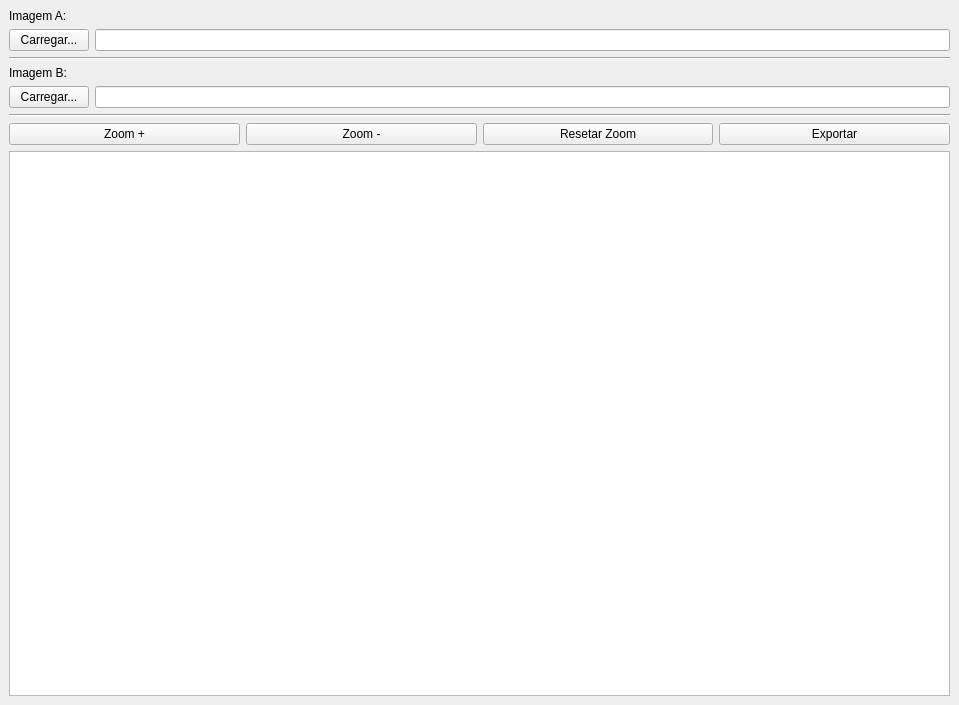
Qt form visualizador/gui/difference_viewer.ui (carecavoador/visualizador) before a commit.
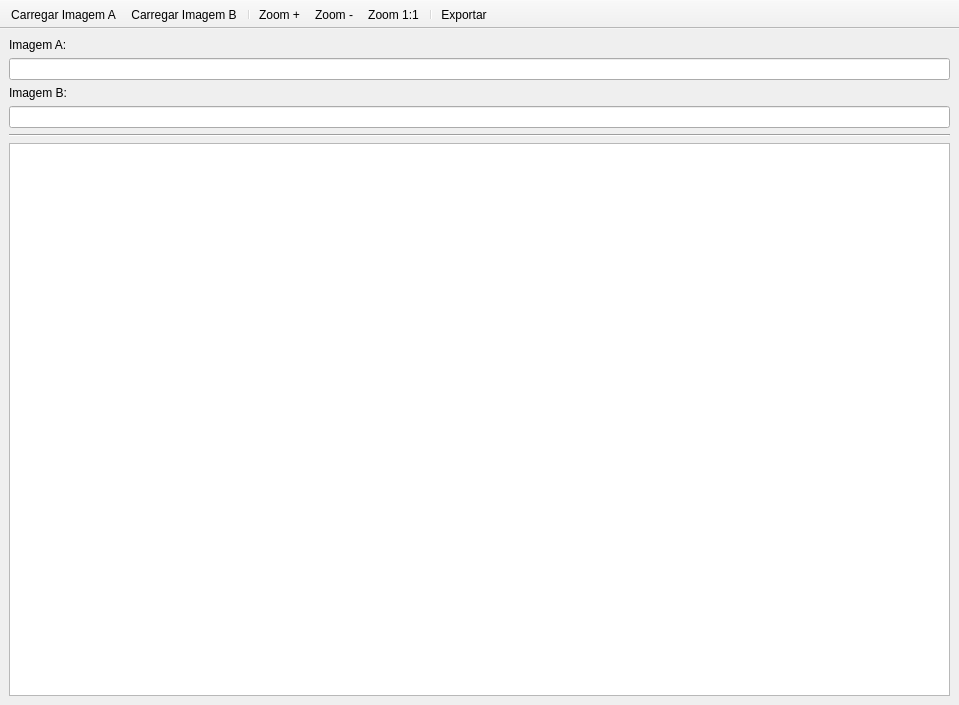
The same form after that commit. Icons and pictures are not drawn.

Diff of the .ui file:
```diff
--- a/visualizador/gui/difference_viewer.ui
+++ b/visualizador/gui/difference_viewer.ui
@@ -16,25 +16,24 @@
   <widget class="QWidget" name="centralwidget">
    <layout class="QVBoxLayout" name="verticalLayout">
     <item>
-     <layout class="QGridLayout" name="layout_img_a">
-      <item row="1" column="1">
-       <widget class="QLineEdit" name="edit_img_a"/>
-      </item>
-      <item row="1" column="0">
-       <widget class="QPushButton" name="btn_img_a">
-        <property name="text">
-         <string>Carregar...</string>
-        </property>
-       </widget>
-      </item>
-      <item row="0" column="0">
-       <widget class="QLabel" name="label_img_a">
-        <property name="text">
-         <string>Imagem A:</string>
-        </property>
-       </widget>
-      </item>
-     </layout>
+     <widget class="QLabel" name="label_img_a">
+      <property name="text">
+       <string>Imagem A:</string>
+      </property>
+     </widget>
+    </item>
+    <item>
+     <widget class="QLineEdit" name="edit_img_a"/>
+    </item>
+    <item>
+     <widget class="QLabel" name="label_img_b">
+      <property name="text">
+       <string>Imagem B:</string>
+      </property>
+     </widget>
+    </item>
+    <item>
+     <widget class="QLineEdit" name="edit_img_b"/>
     </item>
     <item>
      <widget class="Line" name="line_2">
@@ -43,66 +42,6 @@
       </property>
      </widget>
     </item>
-    <item>
-     <layout class="QGridLayout" name="layout_img_b">
-      <item row="1" column="0">
-       <widget class="QPushButton" name="btn_img_b">
-        <property name="text">
-         <string>Carregar...</string>
-        </property>
-       </widget>
-      </item>
-      <item row="1" column="1">
-       <widget class="QLineEdit" name="edit_img_b"/>
-      </item>
-      <item row="0" column="0">
-       <widget class="QLabel" name="label_img_b">
-        <property name="text">
-         <string>Imagem B:</string>
-        </property>
-       </widget>
-      </item>
-     </layout>
-    </item>
-    <item>
-     <widget class="Line" name="line">
-      <property name="orientation">
-       <enum>Qt::Horizontal</enum>
-      </property>
-     </widget>
-    </item>
-    <item>
-     <layout class="QHBoxLayout" name="layout_zoom">
-      <item>
-       <widget class="QPushButton" name="btn_zoom_in">
-        <property name="text">
-         <string>Zoom +</string>
-        </property>
-       </widget>
-      </item>
-      <item>
-       <widget class="QPushButton" name="btn_zoom_out">
-        <property name="text">
-         <string>Zoom -</string>
-        </property>
-       </widget>
-      </item>
-      <item>
-       <widget class="QPushButton" name="btn_zoom_reset">
-        <property name="text">
-         <string>Resetar Zoom</string>
-        </property>
-       </widget>
-      </item>
-      <item>
-       <widget class="QPushButton" name="btn_export">
-        <property name="text">
-         <string>Exportar</string>
-        </property>
-       </widget>
-      </item>
-     </layout>
-    </item>
     <item>
      <widget class="QGraphicsView" name="view"/>
     </item>
@@ -118,6 +57,127 @@
     </rect>
    </property>
   </widget>
+  <widget class="QToolBar" name="toolBar">
+   <property name="windowTitle">
+    <string>toolBar</string>
+   </property>
+   <property name="movable">
+    <bool>false</bool>
+   </property>
+   <property name="iconSize">
+    <size>
+     <width>48</width>
+     <height>48</height>
+    </size>
+   </property>
+   <property name="toolButtonStyle">
+    <enum>Qt::ToolButtonTextUnderIcon</enum>
+   </property>
+   <attribute name="toolBarArea">
+    <enum>TopToolBarArea</enum>
+   </attribute>
+   <attribute name="toolBarBreak">
+    <bool>false</bool>
+   </attribute>
+   <addaction name="action_load_img_a"/>
+   <addaction name="action_load_img_b"/>
+   <addaction name="separator"/>
+   <addaction name="action_zoom_in"/>
+   <addaction name="action_zoom_out"/>
+   <addaction name="action_zoom_reset"/>
+   <addaction name="separator"/>
+   <addaction name="action_export"/>
+  </widget>
+  <action name="action_zoom_in">
+   <property name="icon">
+    <iconset resource="resources.qrc">
+     <normaloff>:/icones/zoom.png</normaloff>:/icones/zoom.png</iconset>
+   </property>
+   <property name="text">
+    <string>Zoom +</string>
+   </property>
+   <property name="shortcut">
+    <string>Ctrl+=</string>
+   </property>
+   <property name="menuRole">
+    <enum>QAction::NoRole</enum>
+   </property>
+  </action>
+  <action name="action_zoom_out">
+   <property name="icon">
+    <iconset resource="resources.qrc">
+     <normaloff>:/icones/zoom(1).png</normaloff>:/icones/zoom(1).png</iconset>
+   </property>
+   <property name="text">
+    <string>Zoom -</string>
+   </property>
+   <property name="shortcut">
+    <string>Ctrl+_</string>
+   </property>
+   <property name="menuRole">
+    <enum>QAction::NoRole</enum>
+   </property>
+  </action>
+  <action name="action_zoom_reset">
+   <property name="icon">
+    <iconset resource="resources.qrc">
+     <normaloff>:/icones/zoom-in.png</normaloff>:/icones/zoom-in.png</iconset>
+   </property>
+   <property name="text">
+    <string>Zoom 1:1</string>
+   </property>
+   <property name="shortcut">
+    <string>Ctrl+0</string>
+   </property>
+   <property name="menuRole">
+    <enum>QAction::NoRole</enum>
+   </property>
+  </action>
+  <action name="action_export">
+   <property name="icon">
+    <iconset resource="resources.qrc">
+     <normaloff>:/icones/image.png</normaloff>:/icones/image.png</iconset>
+   </property>
+   <property name="text">
+    <string>Exportar</string>
+   </property>
+   <property name="shortcut">
+    <string>Ctrl+E</string>
+   </property>
+   <property name="menuRole">
+    <enum>QAction::NoRole</enum>
+   </property>
+  </action>
+  <action name="action_load_img_a">
+   <property name="icon">
+    <iconset resource="resources.qrc">
+     <normaloff>:/icones/letter-a.png</normaloff>:/icones/letter-a.png</iconset>
+   </property>
+   <property name="text">
+    <string>Carregar Imagem A</string>
+   </property>
+   <property name="shortcut">
+    <string>Ctrl+A</string>
+   </property>
+   <property name="menuRole">
+    <enum>QAction::NoRole</enum>
+   </property>
+  </action>
+  <action name="action_load_img_b">
+   <property name="icon">
+    <iconset resource="resources.qrc">
+     <normaloff>:/icones/letter-b.png</normaloff>:/icones/letter-b.png</iconset>
+   </property>
+   <property name="text">
+    <string>Carregar Imagem B</string>
+   </property>
+   <property name="shortcut">
+    <string>Ctrl+B</string>
+   </property>
+   <property name="menuRole">
+    <enum>QAction::NoRole</enum>
+   </property>
+  </action>
  </widget>
  <resources/>
  <connections/>
```
Left out of the diff: 4 changed lines with no effect on the pictures.
